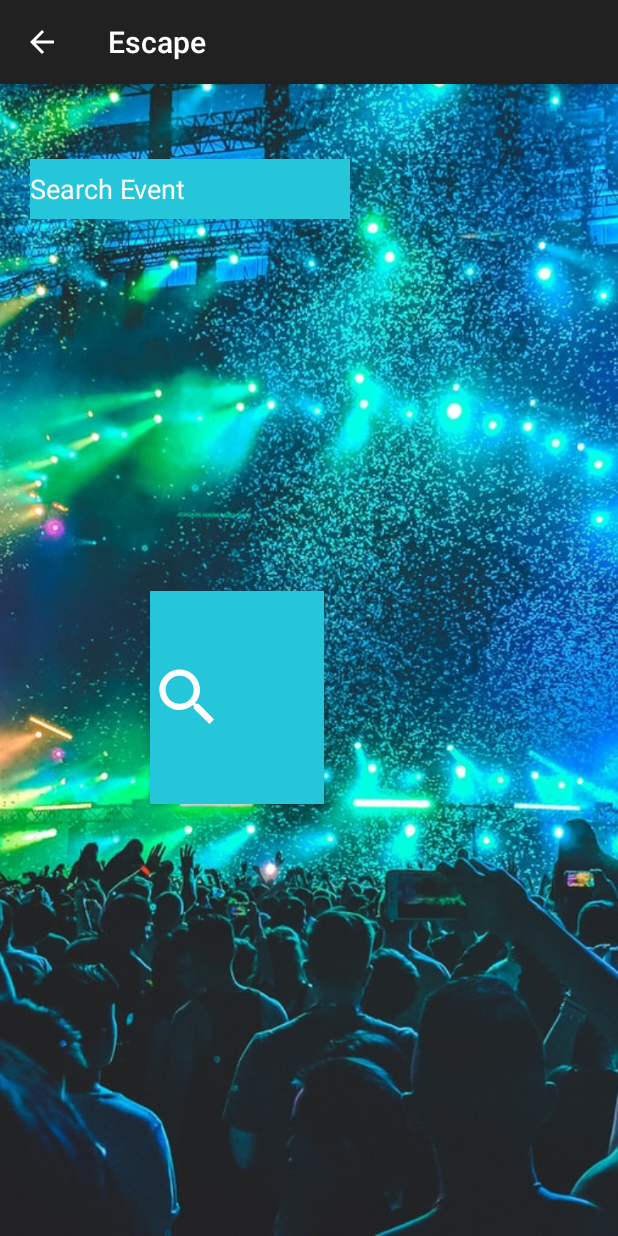
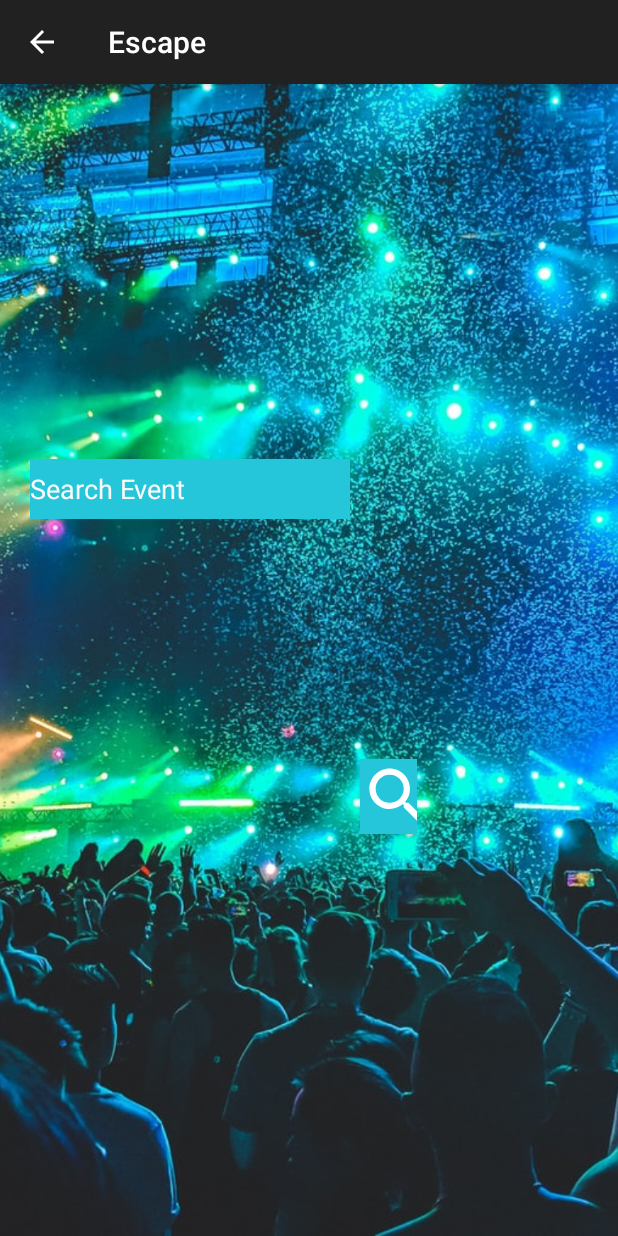
Before and after one commit to RuzindanaWendyOrnella/Outing-API2, an Android app: the SearchActivity screen opened directly, with no data from a screen before it, on a phone screen of 412 x 824 dp. Run offline under Robolectric (Android 15) with nearby library versions, the phone set to English and light mode, and no system bars; our stand-ins replace ButterKnife; network calls fail; Roboto replaces fonts that are not available here.

Commit message:
added implicit intents,logos,styled

```diff
--- a/app/src/main/java/com/moringaschool/outingapi2/ApiArrayAdapter.java
+++ b/app/src/main/java/com/moringaschool/outingapi2/ApiArrayAdapter.java
@@ -50,8 +50,6 @@ public class ApiArrayAdapter extends RecyclerView.Adapter<ApiArrayAdapter.Restau
         ImageView mEventImageView;
         @BindView(R.id.eventNameTextView) TextView mEventNameTextView;
         @BindView(R.id.categoryTextView) TextView mCategoryTextView;
-        @BindView(R.id.ratingTextView)
-        TextView mRatingTextView;
         private Context mContext;
 
         public RestaurantViewHolder(View itemView) {
--- /dev/null
+++ b/app/src/main/res/drawable/ic_description_white_24dp.xml
@@ -0,0 +1,5 @@
+<vector android:height="24dp" android:tint="#ffffff"
+    android:viewportHeight="24.0" android:viewportWidth="24.0"
+    android:width="24dp" xmlns:android="http://schemas.android.com/apk/res/android">
+    <path android:fillColor="#FF000000" android:pathData="M14,2L6,2c-1.1,0 -1.99,0.9 -1.99,2L4,20c0,1.1 0.89,2 1.99,2L18,22c1.1,0 2,-0.9 2,-2L20,8l-6,-6zM16,18L8,18v-2h8v2zM16,14L8,14v-2h8v2zM13,9L13,3.5L18.5,9L13,9z"/>
+</vector>
--- /dev/null
+++ b/app/src/main/res/drawable/ic_location_on_white_24dp.xml
@@ -0,0 +1,5 @@
+<vector android:height="24dp" android:tint="#ffffff"
+    android:viewportHeight="24.0" android:viewportWidth="24.0"
+    android:width="24dp" xmlns:android="http://schemas.android.com/apk/res/android">
+    <path android:fillColor="#000000" android:pathData="M12,2C8.13,2 5,5.13 5,9c0,5.25 7,13 7,13s7,-7.75 7,-13c0,-3.87 -3.13,-7 -7,-7zM12,11.5c-1.38,0 -2.5,-1.12 -2.5,-2.5s1.12,-2.5 2.5,-2.5 2.5,1.12 2.5,2.5 -1.12,2.5 -2.5,2.5z"/>
+</vector>
--- /dev/null
+++ b/app/src/main/res/drawable/ic_navigation_black_24dp.xml
@@ -0,0 +1,5 @@
+<vector android:height="24dp" android:tint="#ffffff"
+    android:viewportHeight="24.0" android:viewportWidth="24.0"
+    android:width="24dp" xmlns:android="http://schemas.android.com/apk/res/android">
+    <path android:fillColor="#FF000000" android:pathData="M12,2L4.5,20.29l0.71,0.71L12,18l6.79,3 0.71,-0.71z"/>
+</vector>
--- a/app/src/main/res/layout/activity_api.xml
+++ b/app/src/main/res/layout/activity_api.xml
@@ -50,6 +50,7 @@
         android:paddingTop="100dp"
         android:layout_width="match_parent"
         android:layout_height="wrap_content"
+
         android:layout_below="@id/locationTextView"
         android:layout_alignParentRight="true" />
 
--- a/app/src/main/res/layout/activity_main.xml
+++ b/app/src/main/res/layout/activity_main.xml
@@ -23,7 +23,7 @@
         android:layout_marginTop="41dp"
         android:fontFamily="@font/allan_bold"
         android:text="Let's Go On A Spree!"
-        android:textColor="@color/colorAccent"
+        android:textColor="@color/colorWhite"
         android:textSize="50sp"
         android:textStyle="bold"/>
     <Button
--- a/app/src/main/res/layout/activity_search.xml
+++ b/app/src/main/res/layout/activity_search.xml
@@ -26,17 +26,6 @@
         android:scaleType="centerCrop"
         android:src="@drawable/club1" />
 
-    <EditText
-        android:id="@+id/EditSearchText"
-        android:layout_width="wrap_content"
-        android:layout_height="40dp"
-        android:layout_marginLeft="20sp"
-        android:layout_marginTop="50sp"
-        android:background="@color/colorPerfect"
-        android:ems="10"
-        android:hint="Search Event"
-        android:textColorHint="@color/colorAccent" />
-
     <!--<Button
         android:id="@+id/SubmitSearchButton"
         android:layout_width="wrap_content"
@@ -48,21 +37,32 @@
         android:layout_toRightOf="@id/EditSearchText"
         android:background="@color/colorPerfect"
        />-->
+
+    <EditText
+        android:id="@+id/EditSearchText"
+        android:layout_width="wrap_content"
+        android:layout_height="40dp"
+        android:layout_marginLeft="20sp"
+        android:layout_marginTop="250sp"
+        android:background="@color/colorPerfect"
+        android:ems="10"
+        android:hint="Search Event"
+        android:textColorHint="@color/colorWhite" />
+
     <Button
         android:id="@+id/SubmitSearchButton"
-        android:layout_width="116dp"
-        android:layout_height="142dp"
+        android:layout_width="38dp"
+        android:layout_height="wrap_content"
         android:layout_alignParentBottom="true"
         android:layout_centerVertical="true"
-        android:layout_marginStart="100dp"
-        android:layout_marginRight="20dp"
-        android:layout_marginBottom="288dp"
+        android:layout_marginStart="240dp"
+        android:layout_marginBottom="268dp"
         android:background="@color/colorPerfect"
         android:backgroundTintMode="src_atop"
         android:drawableLeft="@drawable/ic_search_white_24dp"
         android:textAlignment="center"
         android:textAppearance="@style/TextAppearance.AppCompat.Medium"
         android:textColor="@color/colorPrimary"
-        android:textSize="24sp"
+        android:textSize="20sp"
         android:typeface="serif" />
 </RelativeLayout>
--- a/app/src/main/res/values/colors.xml
+++ b/app/src/main/res/values/colors.xml
@@ -2,6 +2,7 @@
 <resources>
     <color name="colorPrimary">#212121</color>
     <color name="colorPrimaryDark">#00574B</color>
-    <color name="colorAccent">#fafafa</color>
+    <color name="colorAccent">#26c6da</color>
+    <color name="colorWhite">#FAFAFA</color>
     <color name="colorPerfect">#26c6da</color>
 </resources>
```
Also changed, not shown: app/src/main/java/com/moringaschool/outingapi2/ApiActivity.java (+8 -2 lines), app/src/main/java/com/moringaschool/outingapi2/EventInfoFragment.java (+29 -10 lines), app/src/main/res/layout/activity_saved.xml (+6 -6 lines), app/src/main/res/layout/event_each.xml (+6 -12 lines), app/src/main/res/layout/fragment_event_info.xml (+26 -35 lines), gradle/wrapper/gradle-wrapper.properties (added), 1 other file.
